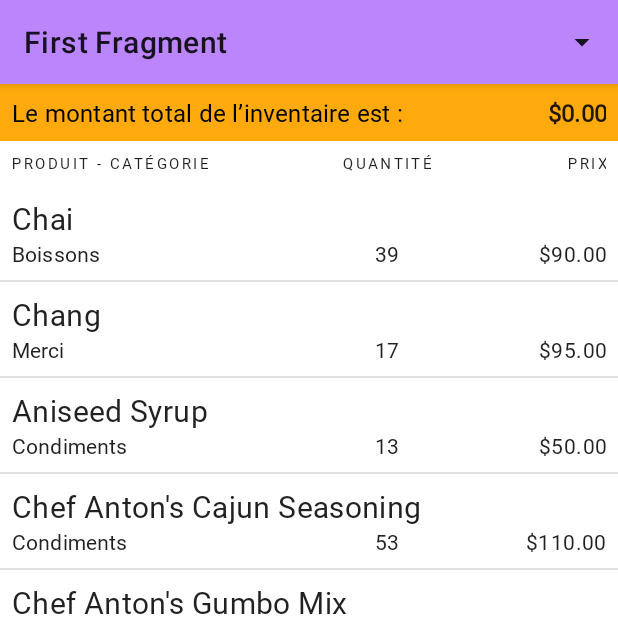
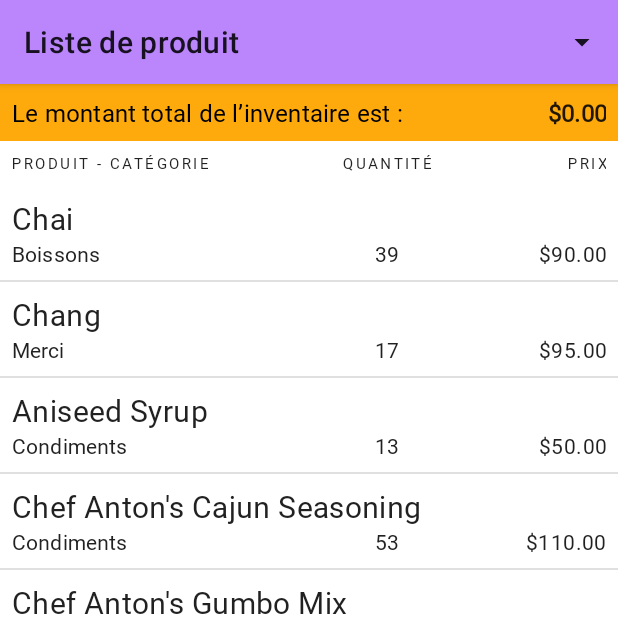
Before and after one commit to DelBiss/bam_android02_labo1, an Android app: the screen it shows after launch (MainActivity), after a tap on an icon or button, on a phone screen of 412 x 824 dp, the top half of it. Run offline under Robolectric (Android 15) with nearby library versions, the phone set to English and light mode, and no system bars; our stand-ins replace Room's generated code, data binding, navigation-ui; 1 statement that could not run was skipped; 1 other tap on this screen came first.

Commit message:
Rename and move thing around

```diff
--- a/app/src/main/AndroidManifest.xml
+++ b/app/src/main/AndroidManifest.xml
@@ -11,12 +11,12 @@
         android:icon="@mipmap/ic_launcher"
         android:label="@string/app_name"
         android:supportsRtl="true"
-        android:theme="@style/Theme.Labo2"
+        android:theme="@style/Theme.Labo1"
         tools:targetApi="31">
         <activity
-            android:name="ca.philrousse.android02.labo1.MainActivity"
+            android:name="ca.philrousse.android02.labo1.activity.MainActivity"
             android:exported="true"
-            android:theme="@style/Theme.Labo2.NoActionBar">
+            android:theme="@style/Theme.Labo1.NoActionBar">
             <intent-filter>
                 <action android:name="android.intent.action.MAIN" />
 
--- a/app/src/main/java/ca/philrousse/android02/labo1/MainActivity.kt
+++ b/app/src/main/java/ca/philrousse/android02/labo1/activity/MainActivity.kt
@@ -1,4 +1,4 @@
-package ca.philrousse.android02.labo1
+package ca.philrousse.android02.labo1.activity
 
 import android.os.Bundle
 import androidx.appcompat.app.AppCompatActivity
@@ -6,10 +6,11 @@ import androidx.navigation.findNavController
 import androidx.navigation.ui.AppBarConfiguration
 import androidx.navigation.ui.navigateUp
 import androidx.navigation.ui.setupActionBarWithNavController
-import android.view.Menu
-import android.view.MenuItem
+import ca.philrousse.android02.labo1.R
 import ca.philrousse.android02.labo1.databinding.ActivityMainBinding
 
+
+// Cette activité gere la navigation
 class MainActivity : AppCompatActivity() {
 
     private lateinit var appBarConfiguration: AppBarConfiguration
@@ -26,25 +27,6 @@ class MainActivity : AppCompatActivity() {
         val navController = findNavController(R.id.nav_host_fragment_content_main)
         appBarConfiguration = AppBarConfiguration(navController.graph)
         setupActionBarWithNavController(navController, appBarConfiguration)
-
-        /*binding.fab.setOnClickListener { view ->
-
-            Snackbar.make(view, "Replace with your own action", Snackbar.LENGTH_LONG)
-                .setAction("Action", null).show()
-        }*/
-    }
-
-    override fun onCreateOptionsMenu(menu: Menu): Boolean {
-        // Inflate the menu; this adds items to the action bar if it is present.
-
-        return true
-    }
-
-    override fun onOptionsItemSelected(item: MenuItem): Boolean {
-        // Handle action bar item clicks here. The action bar will
-        // automatically handle clicks on the Home/Up button, so long
-        // as you specify a parent activity in AndroidManifest.xml.
-        return super.onOptionsItemSelected(item)
     }
 
     override fun onSupportNavigateUp(): Boolean {
--- a/app/src/main/java/ca/philrousse/android02/labo1/view/ProduitAdapter.kt
+++ b/app/src/main/java/ca/philrousse/android02/labo1/adapter/ProduitAdapter.kt
@@ -1,4 +1,4 @@
-package ca.philrousse.android02.labo1.view
+package ca.philrousse.android02.labo1.adapter
 
 import android.view.LayoutInflater
 import android.view.View
--- a/app/src/main/java/ca/philrousse/android02/labo1/binding/bindingAdapter.kt
+++ /dev/null
@@ -1,24 +0,0 @@
-package ca.philrousse.android02.labo1.binding
-
-import android.icu.number.NumberFormatter
-import android.icu.number.Precision
-import android.icu.util.Currency
-import android.icu.util.ULocale
-import android.util.Log
-import android.widget.TextView
-import androidx.databinding.BindingAdapter
-import java.text.NumberFormat
-
-
-@BindingAdapter("currencyAmount")
-fun setCurrencyAmount(textView: TextView, amount: Double) {
-    Log.d("setCurrencyAmount",String.format("%.2f$", amount))
-    //textView.text = String.format("%.2f $", amount)
-    textView.text = NumberFormat.getCurrencyInstance().format(amount)
-    /*textView.text =   NumberFormatter.with()
-        .unit(Currency.getInstance("CAD"))
-        .precision(Precision.currency(Currency.CurrencyUsage.STANDARD))
-        .locale(ULocale.CANADA_FRENCH)
-        .format(amount)
-        .toString()*/
-}
--- a/app/src/main/java/ca/philrousse/android02/labo1/FirstFragment.kt
+++ b/app/src/main/java/ca/philrousse/android02/labo1/fragment/ProduitListFragment.kt
@@ -1,4 +1,4 @@
-package ca.philrousse.android02.labo1
+package ca.philrousse.android02.labo1.fragment
 
 
 import android.graphics.Canvas
@@ -20,12 +20,14 @@ import androidx.navigation.fragment.findNavController
 import androidx.recyclerview.widget.DividerItemDecoration
 import androidx.recyclerview.widget.ItemTouchHelper
 import androidx.recyclerview.widget.RecyclerView
-import ca.philrousse.android02.labo1.binding.setCurrencyAmount
+import ca.philrousse.android02.labo1.ProduitApplication
+import ca.philrousse.android02.labo1.R
+import ca.philrousse.android02.labo1.adapter.setCurrencyAmount
 import ca.philrousse.android02.labo1.data.Produit
-import ca.philrousse.android02.labo1.databinding.FragmentFirstBinding
+import ca.philrousse.android02.labo1.databinding.ProduitFragmentListBinding
 import ca.philrousse.android02.labo1.model.ProduitViewModel
 import ca.philrousse.android02.labo1.model.ProduitViewModelFactory
-import ca.philrousse.android02.labo1.view.ProduitAdapter
+import ca.philrousse.android02.labo1.adapter.ProduitAdapter
 import kotlinx.coroutines.launch
 import kotlin.math.min
 
@@ -33,9 +35,9 @@ import kotlin.math.min
 /**
  * A simple [Fragment] subclass as the default destination in the navigation.
  */
-class FirstFragment : Fragment() {
+class ProduitListFragment : Fragment() {
 
-    private var _binding: FragmentFirstBinding? = null
+    private var _binding: ProduitFragmentListBinding? = null
     private var total: Double = 0.0
     private var categ: Double = 0.0
 
@@ -50,7 +52,7 @@ class FirstFragment : Fragment() {
         savedInstanceState: Bundle?
     ): View {
 
-        _binding = FragmentFirstBinding.inflate(inflater, container, false)
+        _binding = ProduitFragmentListBinding.inflate(inflater, container, false)
 
         setHasOptionsMenu(true)
         hookRecycleView()
@@ -64,7 +66,7 @@ class FirstFragment : Fragment() {
     }
 
     override fun onCreateOptionsMenu(menu: Menu, inflater: MenuInflater) {
-        inflater.inflate(R.menu.menu_list, menu)
+        inflater.inflate(R.menu.menu_produit_list, menu)
         super.onCreateOptionsMenu(menu, inflater)
 
         val item: MenuItem = menu.findItem(R.id.spinner)
--- a/app/src/main/res/layout/activity_main.xml
+++ b/app/src/main/res/layout/activity_main.xml
@@ -5,7 +5,7 @@
     android:layout_width="match_parent"
     android:layout_height="match_parent"
     android:background="?android:attr/colorBackground"
-    tools:context=".MainActivity">
+    tools:context=".activity.MainActivity">
 
     <com.google.android.material.appbar.AppBarLayout
         android:layout_width="match_parent"
--- a/app/src/main/res/layout/fragment_second.xml
+++ b/app/src/main/res/layout/produit_fragment_add.xml
@@ -5,7 +5,7 @@
     android:layout_width="match_parent"
     android:layout_height="match_parent"
     android:orientation="vertical"
-    tools:context=".SecondFragment">
+    tools:context=".fragment.ProduitAddFragment">
 
     <com.google.android.material.textfield.TextInputLayout
         android:id="@+id/produit_nom"
--- a/app/src/main/res/layout/fragment_first.xml
+++ b/app/src/main/res/layout/produit_fragment_list.xml
@@ -10,7 +10,7 @@
 <androidx.constraintlayout.widget.ConstraintLayout
     android:layout_width="match_parent"
     android:layout_height="match_parent"
-    tools:context=".FirstFragment">
+    tools:context=".fragment.ProduitListFragment">
 
     <androidx.constraintlayout.widget.ConstraintLayout
         android:id="@+id/insert_total"
--- a/app/src/main/res/menu/menu_new.xml
+++ b/app/src/main/res/menu/menu_produit_add.xml
@@ -1,7 +1,7 @@
 <menu xmlns:android="http://schemas.android.com/apk/res/android"
     xmlns:app="http://schemas.android.com/apk/res-auto"
     xmlns:tools="http://schemas.android.com/tools"
-    tools:context="ca.philrousse.android02.labo1.MainActivity"
+    tools:context="ca.philrousse.android02.labo1.activity.MainActivity"
     >
     <item
         android:id="@+id/action_save"
--- a/app/src/main/res/navigation/nav_graph.xml
+++ b/app/src/main/res/navigation/nav_graph.xml
@@ -7,9 +7,9 @@
 
     <fragment
         android:id="@+id/Produit_List"
-        android:name="ca.philrousse.android02.labo1.FirstFragment"
+        android:name="ca.philrousse.android02.labo1.fragment.ProduitListFragment"
         android:label="@string/fragment_label_produit"
-        tools:layout="@layout/fragment_first">
+        tools:layout="@layout/produit_fragment_list">
 
         <action
             android:id="@+id/action_FirstFragment_to_SecondFragment"
@@ -18,9 +18,9 @@
     </fragment>
     <fragment
         android:id="@+id/Produit_NewProduit"
-        android:name="ca.philrousse.android02.labo1.SecondFragment"
+        android:name="ca.philrousse.android02.labo1.fragment.ProduitAddFragment"
         android:label="@string/fragment_label_nouveau_produit"
-        tools:layout="@layout/fragment_second">
+        tools:layout="@layout/produit_fragment_add">
 
         <action
             android:id="@+id/action_SecondFragment_to_FirstFragment"
--- a/app/src/main/res/values-night/themes.xml
+++ b/app/src/main/res/values-night/themes.xml
@@ -1,6 +1,6 @@
 <resources>
     <!-- Base application theme. -->
-    <style name="Theme.Labo2" parent="Theme.MaterialComponents.DayNight">
+    <style name="Theme.Labo1" parent="Theme.MaterialComponents.DayNight">
         <!-- Primary brand color. -->
         <item name="colorPrimary">@color/purple_200</item>
         <item name="colorPrimaryVariant">@color/purple_700</item>
--- a/app/src/main/res/values/strings.xml
+++ b/app/src/main/res/values/strings.xml
@@ -1,18 +1,18 @@
 <resources xmlns:tools="http://schemas.android.com/tools">
-    <string name="app_name" tools:ignore="Typos">Labo1</string>
+    <string name="app_name" tools:ignore="Typos">SQLite Produits</string>
     <string name="action_settings">Settings</string>
     <!-- Strings used for fragments for navigation -->
-    <string name="fragment_label_produit">First Fragment</string>
+    <string name="fragment_label_produit">Liste de produit</string>
     <string name="fragment_label_nouveau_produit">Nouveau Produit</string>
-    <string name="next">Next</string>
+    <!--<string name="next">Next</string>
     <string name="previous">Previous</string>
 
     <string name="hello_first_fragment">Hello first fragment</string>
-    <string name="hello_second_fragment">Hello second fragment. Arg: %1$s</string>
+    <string name="hello_second_fragment">Hello second fragment. Arg: %1$s</string>-->
     <string name="list_produit_header_produit">Produit - Catégorie</string>
     <string name="list_produit_header_qte">Quantité</string>
     <string name="list_produit_header_prix">Prix</string>
-    <string name="mainactivity_fab">TODO</string>
+    <string name="mainactivity_fab">Ajouter produit</string>
     <string name="produit_new_field_nom">Nom du produit*</string>
     <string name="produit_new_field_categ">Catégorie*</string>
     <string name="produit_new_field_qte">Unité en stock*</string>
--- a/app/src/main/res/values/themes.xml
+++ b/app/src/main/res/values/themes.xml
@@ -1,6 +1,6 @@
 <resources>
     <!-- Base application theme. -->
-    <style name="Theme.Labo2" parent="Theme.MaterialComponents.DayNight">
+    <style name="Theme.Labo1" parent="Theme.MaterialComponents.DayNight">
         <!-- Primary brand color. -->
         <item name="colorPrimary">@color/purple_200</item>
         <item name="colorPrimaryVariant">@color/purple_700</item>
@@ -14,7 +14,7 @@
         <!-- Customize your theme here. -->
     </style>
 
-    <style name="Theme.Labo2.NoActionBar">
+    <style name="Theme.Labo1.NoActionBar">
         <item name="windowActionBar">false</item>
         <item name="windowNoTitle">true</item>
     </style>
```
Also changed, not shown: app/src/main/java/ca/philrousse/android02/labo1/adapter/bindingAdapter.kt (added, +13 -0 lines), app/src/main/java/ca/philrousse/android02/labo1/fragment/ProduitAddFragment.kt (renamed from app/src/main/java/ca/philrousse/android02/labo1/SecondFragment.kt, +8 -7 lines), app/src/main/res/menu/menu_produit_list.xml (renamed from app/src/main/res/menu/menu_list.xml).
